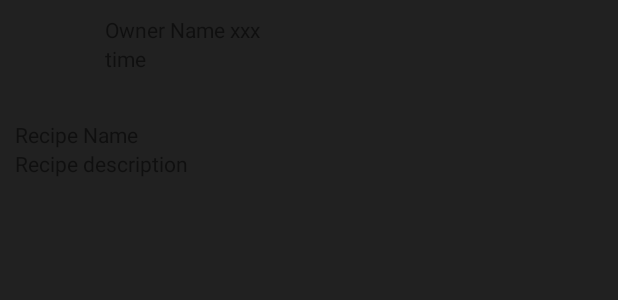
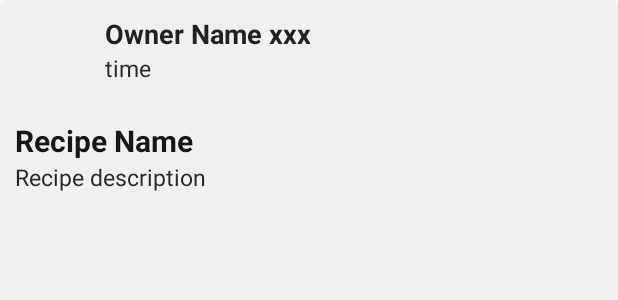
Before and after one commit to natthapach/01418346-Project-1, an Android app: the layout view_recipe_item.xml on its own in the app's theme, with its tools: preview values and no code run, on a phone screen of 412 x 824 dp. Shown: the top 300 px of the screen. Run offline under Robolectric (Android 15) with nearby library versions, the phone set to English and light mode, and no system bars.

Commit message:
modify recipe item

```diff
--- /dev/null
+++ b/app/src/main/res/drawable/shape_rounded.xml
@@ -0,0 +1,10 @@
+<?xml version="1.0" encoding="utf-8"?>
+<shape xmlns:android="http://schemas.android.com/apk/res/android">
+
+    <solid android:color="#f0f0f0"/>
+    <corners
+        android:bottomRightRadius="3dp"
+        android:bottomLeftRadius="3dp"
+        android:topLeftRadius="3dp"
+        android:topRightRadius="3dp"/>
+</shape>
--- a/app/src/main/res/layout/view_recipe_item.xml
+++ b/app/src/main/res/layout/view_recipe_item.xml
@@ -3,7 +3,8 @@
     xmlns:android="http://schemas.android.com/apk/res/android" android:layout_width="match_parent"
     android:layout_height="match_parent"
     android:orientation="vertical"
-    android:background="#212121">
+    android:background="@drawable/shape_rounded"
+    android:id="@+id/root">
 
     <LinearLayout
         android:orientation="vertical"
@@ -24,6 +25,7 @@
                 android:layout_height="wrap_content"
                 android:orientation="vertical">
                 <TextView
+                    style="@style/Header2.Dark"
                     android:text="Owner Name xxx"
                     android:maxLines="1"
                     android:ellipsize="end"
@@ -31,6 +33,7 @@
                     android:layout_width="wrap_content"
                     android:layout_height="wrap_content" />
                 <TextView
+                    style="@style/NormalText.Dark"
                     android:text="time"
                     android:id="@+id/tv_time_created"
                     android:layout_width="wrap_content"
@@ -47,6 +50,7 @@
             android:layout_width="match_parent"
             android:layout_height="wrap_content">
             <TextView
+                style="@style/Header1.Dark"
                 android:text="Recipe Name"
                 android:id="@+id/tv_recipe_name"
                 android:maxLines="1"
@@ -55,6 +59,7 @@
                 android:layout_height="wrap_content" />
 
             <TextView
+                style="@style/NormalText.Dark"
                 android:text="Recipe description"
                 android:id="@+id/tv_recipe_desc"
                 android:layout_width="match_parent"
--- a/app/src/main/res/values/colors.xml
+++ b/app/src/main/res/values/colors.xml
@@ -5,4 +5,5 @@
     <color name="colorAccent">#FF4081</color>
     <color name="recipe_item_bg">#FFF</color>
     <color name="overlay_color">#80000000</color>
+    <color name="DarkBackground">#303030</color>
 </resources>
--- a/app/src/main/res/values/dimens.xml
+++ b/app/src/main/res/values/dimens.xml
@@ -2,4 +2,5 @@
 <resources>
     <dimen name="recipe_owner_icon">50dp</dimen>
     <dimen name="inner_padding">10dp</dimen>
+    <dimen name="spacing">16dp</dimen>
 </resources>
--- a/app/src/main/res/values/styles.xml
+++ b/app/src/main/res/values/styles.xml
@@ -8,6 +8,35 @@
         <item name="colorAccent">@color/colorAccent</item>
     </style>
 
+    <style name="Header1">
+        <item name="android:textSize">20sp</item>
+        <item name="android:textStyle">bold</item>
+    </style>
+    <style name="Header2">
+        <item name="android:textSize">18sp</item>
+        <item name="android:textStyle">bold</item>
+    </style>
+    <style name="NormalText">
+        <item name="android:textSize">15sp</item>
+    </style>
 
+    <style name="Header1.Dark">
+        <item name="android:textColor">#161616</item>
+    </style>
+    <style name="Header1.Light">
+        <item name="android:textColor">#dededede</item>
+    </style>
+    <style name="Header2.Dark">
+        <item name="android:textColor">#212121</item>
+    </style>
+    <style name="Header2.Light">
+        <item name="android:textColor">#d0d0d0</item>
+    </style>
+    <style name="NormalText.Dark">
+        <item name="android:textColor">#262626</item>
+    </style>
+    <style name="NormalText.Light">
+        <item name="android:textColor">#cecece</item>
+    </style>
 
 </resources>
```
Also changed, not shown: app/src/main/java/cs/sci/ku/cookyalpha/managers/GlobalRecipeCollector.java (+9 -0 lines), app/src/main/java/cs/sci/ku/cookyalpha/views/RecipeItemView.java (+10 -0 lines), app/src/main/res/layout/fragment_recipe_list.xml (+7 -5 lines).
